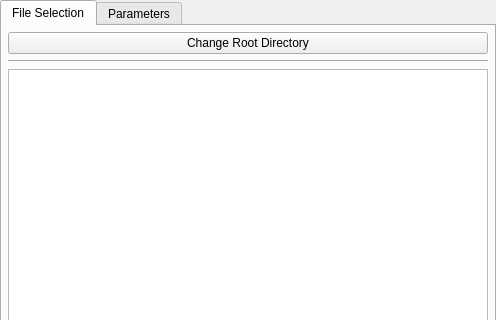
The window that src/flashy/gui/ui/analyser_controls.ui (JemmeCh/Flashy_Project) describes before a commit, drawn with Qt 5; both pictures show x 0 to 496 and y 0 to 320 of the 496 by 471 pixel window.
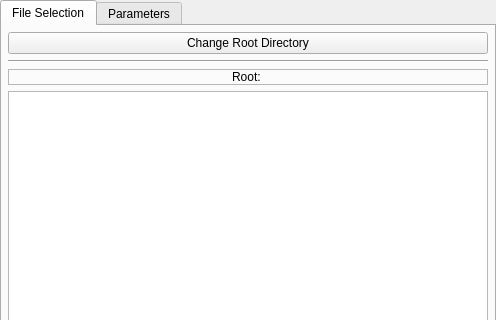
The same window after the commit.

```diff
--- a/src/flashy/gui/ui/analyser_controls.ui
+++ b/src/flashy/gui/ui/analyser_controls.ui
@@ -76,7 +76,7 @@
          </property>
         </widget>
        </item>
-       <item row="2" column="0" colspan="2">
+       <item row="3" column="0" colspan="2">
         <widget class="QTreeView" name="tv_root_dir">
          <property name="alternatingRowColors">
           <bool>true</bool>
@@ -95,14 +95,14 @@
          </attribute>
         </widget>
        </item>
-       <item row="3" column="0" colspan="2">
+       <item row="4" column="0" colspan="2">
         <widget class="Line" name="line_bottom">
          <property name="orientation">
           <enum>Qt::Orientation::Horizontal</enum>
          </property>
         </widget>
        </item>
-       <item row="4" column="0">
+       <item row="5" column="0">
         <widget class="QLabel" name="label_selected">
          <property name="text">
           <string>Selected File:</string>
@@ -116,7 +116,7 @@
          </property>
         </widget>
        </item>
-       <item row="4" column="1">
+       <item row="5" column="1">
         <widget class="QLineEdit" name="le_selected_file">
          <property name="enabled">
           <bool>true</bool>
@@ -126,13 +126,35 @@
          </property>
         </widget>
        </item>
-       <item row="5" column="0" colspan="2">
+       <item row="6" column="0" colspan="2">
         <widget class="QPushButton" name="pb_analyse">
          <property name="text">
           <string>Analyse</string>
          </property>
         </widget>
        </item>
+       <item row="2" column="0" colspan="2">
+        <widget class="QLabel" name="label_root">
+         <property name="frameShape">
+          <enum>QFrame::Shape::StyledPanel</enum>
+         </property>
+         <property name="frameShadow">
+          <enum>QFrame::Shadow::Raised</enum>
+         </property>
+         <property name="text">
+          <string>Root: </string>
+         </property>
+         <property name="scaledContents">
+          <bool>true</bool>
+         </property>
+         <property name="alignment">
+          <set>Qt::AlignmentFlag::AlignCenter</set>
+         </property>
+         <property name="wordWrap">
+          <bool>true</bool>
+         </property>
+        </widget>
+       </item>
       </layout>
      </widget>
      <widget class="QWidget" name="tab_parameters">
```
